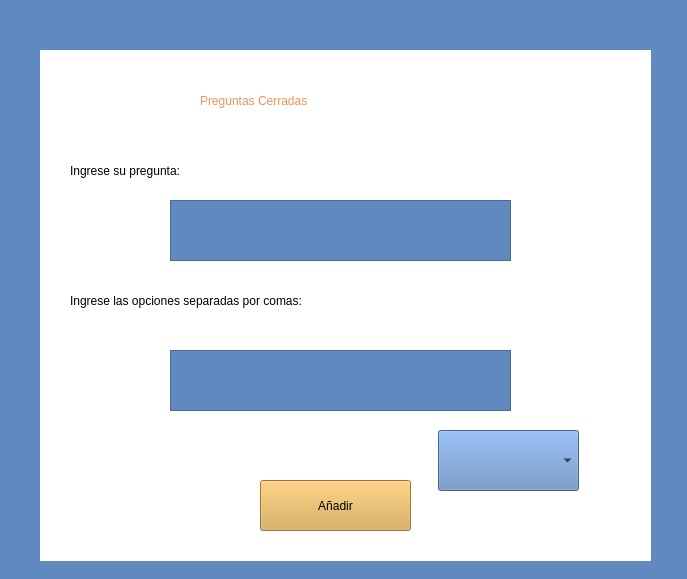
Qt form ventanaPreguntasOM.ui (Shanem007/AulaVirtual) before a commit.
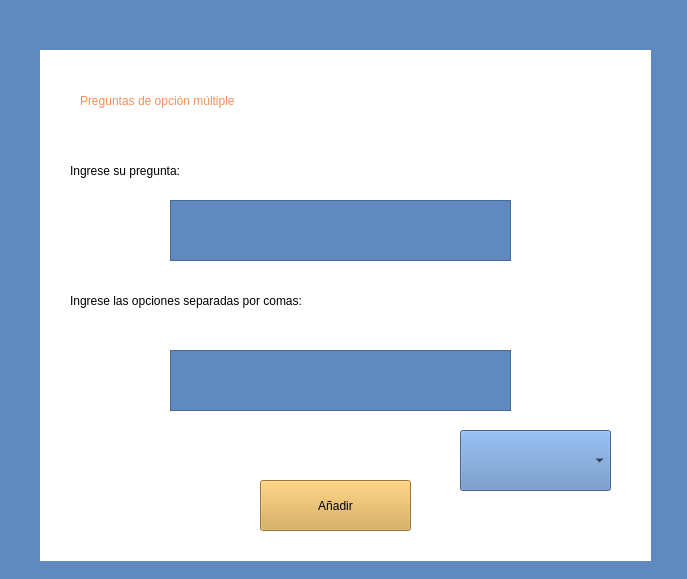
The same form after that commit.

```diff
--- a/ventanaPreguntasOM.ui
+++ b/ventanaPreguntasOM.ui
@@ -36,9 +36,9 @@
    <widget class="QLabel" name="label_2">
     <property name="geometry">
      <rect>
-      <x>200</x>
+      <x>80</x>
       <y>70</y>
-      <width>391</width>
+      <width>521</width>
       <height>61</height>
      </rect>
     </property>
@@ -48,7 +48,7 @@
 color: rgb(242, 144, 87);</string>
     </property>
     <property name="text">
-     <string>Preguntas Cerradas </string>
+     <string>Preguntas de opción múltiple</string>
     </property>
    </widget>
    <widget class="QPushButton" name="botonAgregarPreguntaOM">
@@ -125,9 +125,9 @@
    <widget class="QComboBox" name="comboBoxRespuesta">
     <property name="geometry">
      <rect>
-      <x>438</x>
+      <x>460</x>
       <y>430</y>
-      <width>141</width>
+      <width>151</width>
       <height>61</height>
      </rect>
     </property>
```
